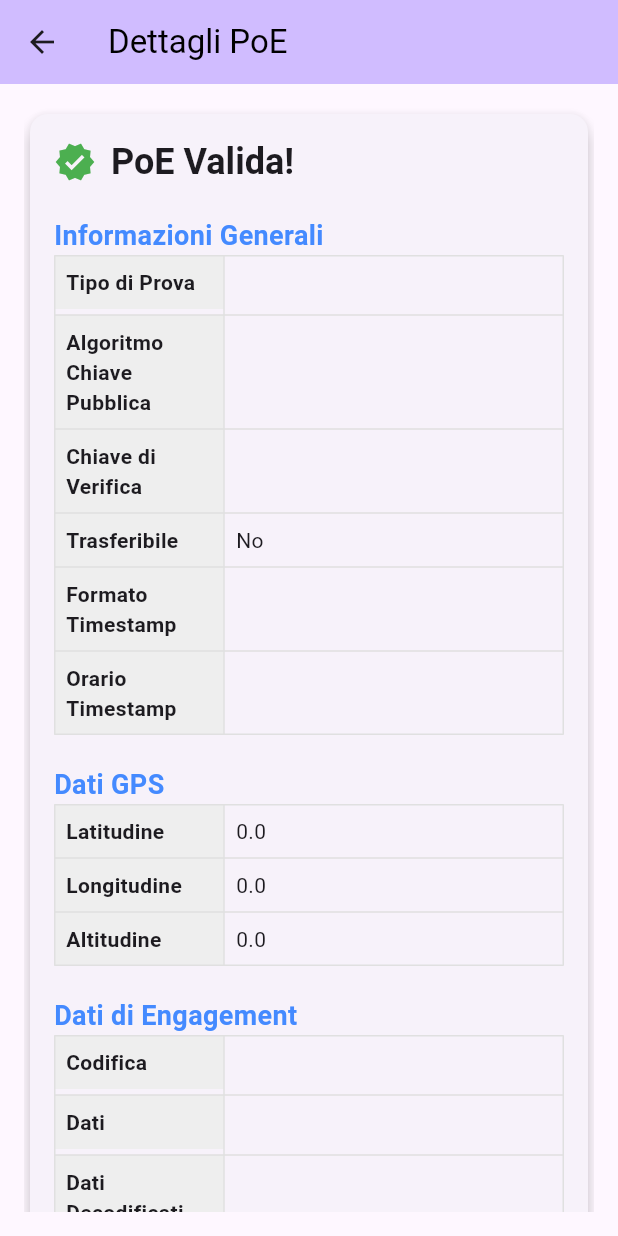
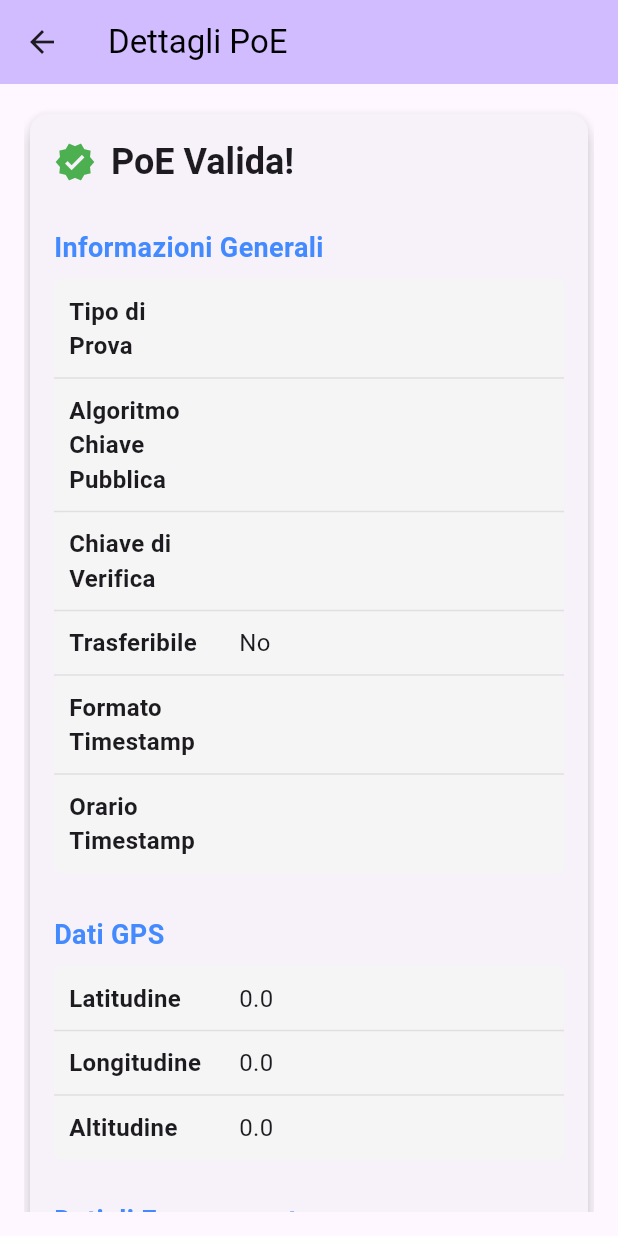
Before and after one commit to MatteoMarcoM/poe_tp, a Flutter app: the PoADetailsPage screen opened directly with empty values, on a phone screen of 412 x 824 dp. Run offline on Flutter 3.47's test engine with Material 3 defaults, Android fonts, the phone set to English and light mode, and no system bars; missing offline and left inert: pointycastle; statements that could not run were skipped.

Commit message:
UI coherence fixed

```diff
--- a/lib/pages/poa_details_page.dart
+++ b/lib/pages/poa_details_page.dart
@@ -112,38 +112,49 @@ class PoADetailsPage extends StatelessWidget {
     );
   }
 
-  Widget _buildSectionTitle(String title) {
-    return Text(
-      title,
-      style: const TextStyle(
-          fontSize: 18, fontWeight: FontWeight.bold, color: Colors.blueAccent),
+  /// **Titolo della sezione con icona**
+  Widget _buildTitle(String text, IconData icon, Color color) {
+    return Row(
+      children: [
+        Icon(icon, color: color, size: 28),
+        const SizedBox(width: 8),
+        Text(
+          text,
+          style: const TextStyle(
+            fontSize: 22,
+            fontWeight: FontWeight.bold,
+          ),
+        ),
+      ],
     );
   }
 
-  Widget _buildTable(List<TableRow> rows) {
-    return Table(
-      columnWidths: const {0: FlexColumnWidth(1), 1: FlexColumnWidth(2)},
-      border: TableBorder.all(color: Colors.grey.shade300),
-      children: rows,
+  /// **Titolo di una sezione**
+  Widget _buildSectionTitle(String title) {
+    return Padding(
+      padding: const EdgeInsets.symmetric(vertical: 8.0),
+      child: Text(
+        title,
+        style: const TextStyle(
+          fontSize: 18,
+          fontWeight: FontWeight.bold,
+          color: Colors.blueAccent,
+        ),
+      ),
     );
   }
 
-  TableRow _buildTableRow(String key, String value) {
-    return TableRow(
-      children: [
-        Container(
-          color: Colors.grey.shade200,
-          padding: const EdgeInsets.all(8.0),
-          child: Text(
-            key,
-            style: const TextStyle(fontWeight: FontWeight.bold),
-          ),
-        ),
-        Padding(
-          padding: const EdgeInsets.all(8.0),
-          child: SelectableText(value),
-        ),
-      ],
+  /// **Tabella migliorata**
+  Widget _buildTable(List<TableRow> rows) {
+    return Table(
+      columnWidths: const {
+        0: FlexColumnWidth(1),
+        1: FlexColumnWidth(2),
+      },
+      border: TableBorder(
+        horizontalInside: BorderSide(color: Colors.grey.shade300, width: 1),
+      ),
+      children: rows,
     );
   }
 
@@ -156,4 +167,33 @@ class PoADetailsPage extends StatelessWidget {
       }).toList(),
     );
   }
+
+  /// **Singola riga della tabella**
+  TableRow _buildTableRow(String key, String value) {
+    return TableRow(
+      decoration: BoxDecoration(
+        color: Colors.grey.shade100,
+        borderRadius: BorderRadius.circular(5),
+      ),
+      children: [
+        Padding(
+          padding: const EdgeInsets.all(10.0),
+          child: Text(
+            key,
+            style: const TextStyle(
+              fontWeight: FontWeight.bold,
+              fontSize: 16,
+            ),
+          ),
+        ),
+        Padding(
+          padding: const EdgeInsets.all(10.0),
+          child: Text(
+            value,
+            style: const TextStyle(fontSize: 16),
+          ),
+        ),
+      ],
+    );
+  }
 }
```
